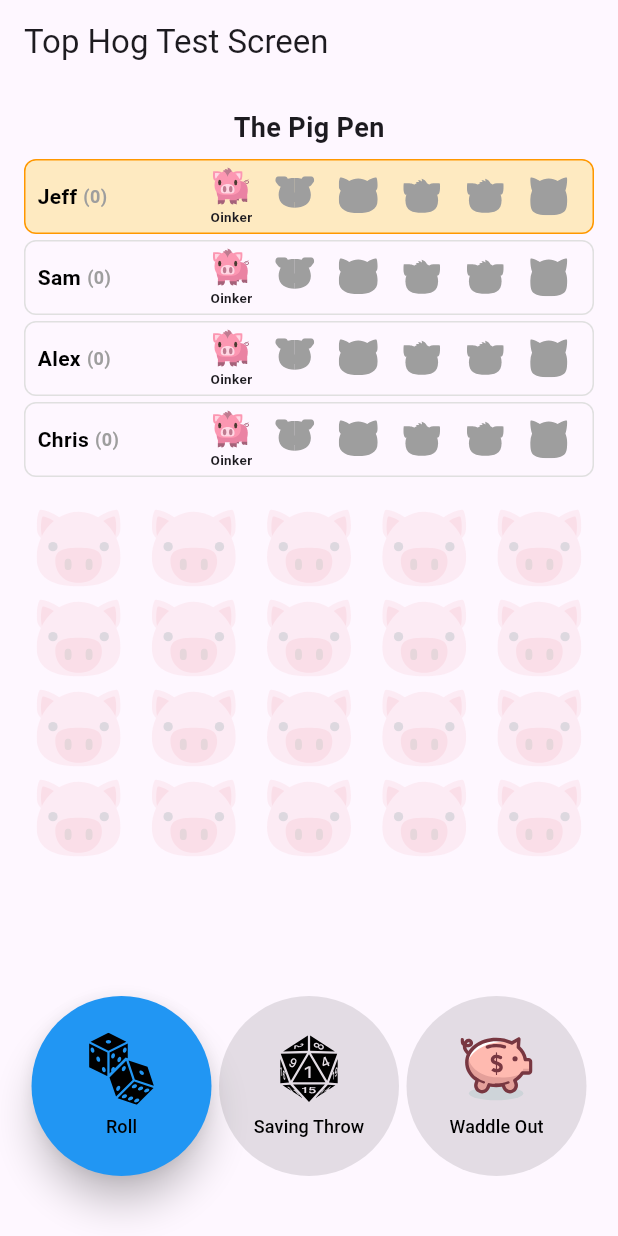
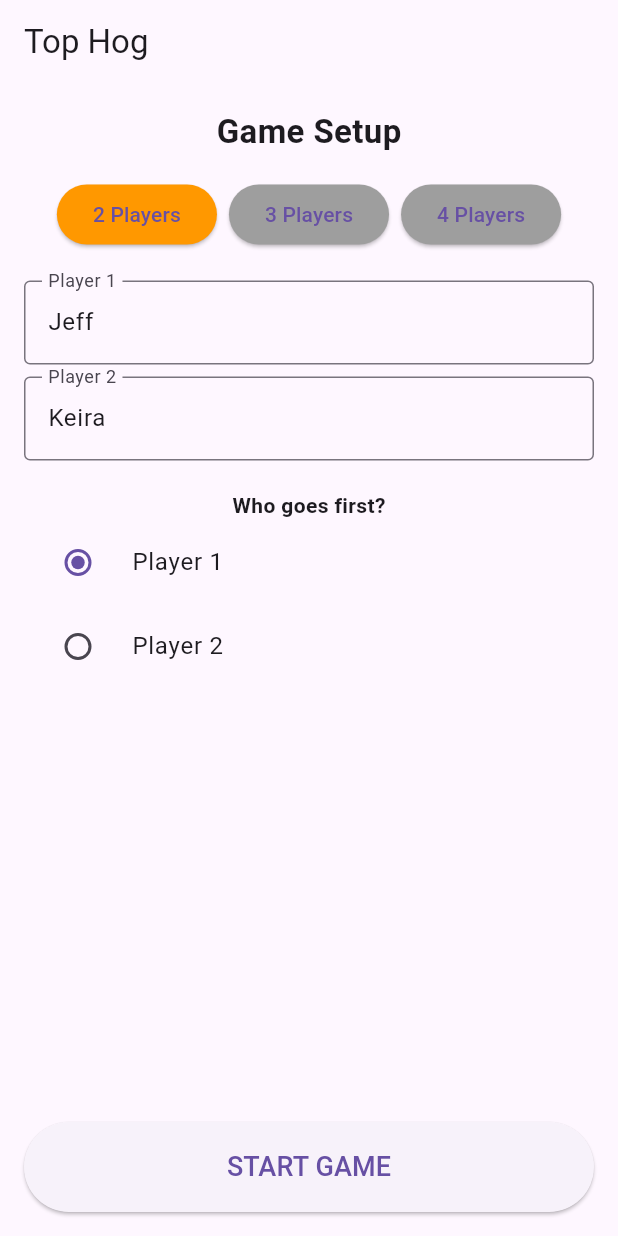
Before and after one commit to jeffhearn71-gif/top_hog_app, a Flutter app: the screen it shows after launch, on a phone screen of 412 x 824 dp. Run offline on Flutter 3.47's test engine with Material 3 defaults, Android fonts, the phone set to English and light mode, and no system bars; our stand-ins replace audioplayers, flutter_svg.

Commit message:
feat: complete gameplay loop, setup flow, summary screen, full sound system

```diff
--- a/lib/application/game_controller.dart
+++ b/lib/application/game_controller.dart
@@ -101,12 +101,18 @@ class GameController extends ChangeNotifier {
   void handlePendingD20(int d20) {
     final turn = state.currentTurn;
     if (turn == null) return;
-
+    final player = state.players.firstWhere((p) => p.trueId == turn.playerId);
     final pendingType = turn.pendingD20Type;
 
     switch (pendingType) {
       case PendingD20Type.positiveSave:
         final survived = rules.survivesPositiveSave(d20);
+
+        if (survived) {
+          player.savesPassed += 1;
+        } else {
+          player.savesFailed += 1;
+        }
 
         turn.rollHistory.add(
           RollEvent(
@@ -138,6 +144,12 @@ class GameController extends ChangeNotifier {
       case PendingD20Type.negativeSave:
         final survived = rules.survivesNegativeSave(d20);
 
+        if (survived) {
+          player.savesPassed += 1;
+        } else {
+          player.savesFailed += 1;
+        }
+
         turn.rollHistory.add(
           RollEvent(
             d20: d20,
@@ -161,6 +173,13 @@ class GameController extends ChangeNotifier {
 
       case PendingD20Type.winningChance:
         final winsImmediately = rules.winsOnWinningChance(d20);
+
+        // ✅ Track glory stats
+        if (winsImmediately) {
+          player.gloryWins += 1;
+        } else {
+          player.gloryFails += 1;
+        }
 
         turn.rollHistory.add(
           RollEvent(
@@ -361,6 +380,13 @@ class GameController extends ChangeNotifier {
       turn.trotterEventsThisTurn += 1;
     }
 
+    final player = state.players.firstWhere((p) => p.trueId == turn.playerId);
+
+    // ✅ Track +1 points only (no trotters)
+    if (normalPoints > 0 && trotterBonus == 0) {
+      player.basicPointsScored += normalPoints;
+    }
+
     turn.canWaddleOut = turn.liveScore > turn.turnStartScore;
 
     turn.rollHistory.add(
--- a/lib/domain/models/player_in_match.dart
+++ b/lib/domain/models/player_in_match.dart
@@ -19,6 +19,12 @@ class PlayerInMatch {
   // Negative achievement
   bool goldenOink;
 
+  int basicPointsScored = 0;
+  int savesPassed = 0;
+  int savesFailed = 0;
+  int gloryWins = 0;
+  int gloryFails = 0;
+
   PlayerInMatch({
     required this.trueId,
     required this.alias,
--- a/lib/main.dart
+++ b/lib/main.dart
@@ -1,6 +1,5 @@
 import 'package:flutter/material.dart';
-
-import 'presentation/screens/game_test_screen.dart';
+import 'presentation/screens/setup_screen.dart';
 
 void main() {
   runApp(const TopHogApp());
@@ -14,7 +13,7 @@ class TopHogApp extends StatelessWidget {
     return MaterialApp(
       title: 'Top Hog',
       theme: ThemeData(primarySwatch: Colors.pink),
-      home: const GameTestScreen(),
+      home: const SetupScreen(),
     );
   }
 }
--- a/lib/presentation/screens/game_test_screen.dart
+++ b/lib/presentation/screens/game_test_screen.dart
@@ -3,14 +3,14 @@ import 'package:flutter_svg/flutter_svg.dart';
 import '../../application/game_controller.dart';
 import '../../domain/enums/game_phase.dart';
 import '../../domain/enums/pending_d20_type.dart';
-import '../../domain/models/match_state.dart';
-import '../../domain/models/player_in_match.dart';
-import '../../domain/models/set_state.dart';
 import '../../domain/models/turn_state.dart';
 import 'package:audioplayers/audioplayers.dart';
+import 'match_summary_screen.dart';
 
 class GameTestScreen extends StatefulWidget {
-  const GameTestScreen({super.key});
+  final GameController controller;
+
+  const GameTestScreen({super.key, required this.controller});
 
   @override
   State<GameTestScreen> createState() => _GameTestScreenState();
@@ -18,6 +18,13 @@ class GameTestScreen extends StatefulWidget {
 
 class _GameTestScreenState extends State<GameTestScreen> {
   late final GameController controller;
+
+  @override
+  void initState() {
+    super.initState();
+
+    controller = widget.controller;
+  }
 
   int? _lastD6A;
   int? _lastD6B;
@@ -27,28 +34,6 @@ class _GameTestScreenState extends State<GameTestScreen> {
 
   final AudioPlayer _rollPlayer = AudioPlayer();
   final AudioPlayer _eventPlayer = AudioPlayer();
-
-  @override
-  void initState() {
-    super.initState();
-
-    final players = [
-      PlayerInMatch(trueId: '1', alias: 'Jeff', playOrder: 1),
-      PlayerInMatch(trueId: '2', alias: 'Sam', playOrder: 2),
-      PlayerInMatch(trueId: '3', alias: 'Alex', playOrder: 3),
-      PlayerInMatch(trueId: '4', alias: 'Chris', playOrder: 4),
-    ];
-
-    final matchState = MatchState(
-      players: players,
-      activePlayerIndex: 0,
-      phase: GamePhase.startTurn,
-      currentSet: SetState(setNumber: 1),
-    );
-
-    controller = GameController(state: matchState);
-    controller.startTurn();
-  }
 
   final rankAssets = [
     'assets/icons/rank0_oinker.svg',
@@ -200,8 +185,23 @@ class _GameTestScreenState extends State<GameTestScreen> {
     }
   }
 
+  void _checkForGameEnd() {
+    if (controller.state.isGameComplete) {
+      WidgetsBinding.instance.addPostFrameCallback((_) {
+        Navigator.pushReplacement(
+          context,
+          MaterialPageRoute(
+            builder: (_) =>
+                MatchSummaryScreen(players: controller.state.players),
+          ),
+        );
+      });
+    }
+  }
+
   @override
   Widget build(BuildContext context) {
+    _checkForGameEnd();
     final turn = controller.state.currentTurn;
     final phase = controller.state.phase;
 
@@ -855,36 +855,21 @@ class _GameTestScreenState extends State<GameTestScreen> {
               ],
             ),
 
-            const SizedBox(height: 24),
+            const SizedBox(height: 12), // ✅ spacing
 
-            if (controller.state.isGameComplete)
-              Card(
-                color: Colors.green.shade100,
-                child: Padding(
-                  padding: const EdgeInsets.all(16),
-                  child: Text(
-                    (() {
-                      final winnerNames = controller.state.winnerIds.map((id) {
-                        final player = controller.state.players.firstWhere(
-                          (p) => p.trueId == id,
-                        );
-                        return player.alias;
-                      }).toList();
+            ElevatedButton(
+              onPressed: () {
+                setState(() {
+                  controller.state.isGameComplete = true;
 
-                      if (winnerNames.length == 1) {
-                        return '${winnerNames.first} is Top Hog!';
-                      }
-
-                      return '${winnerNames.join(' & ')} are Top Hogs!';
-                    })(),
-                    style: const TextStyle(
-                      fontSize: 18,
-                      fontWeight: FontWeight.bold,
-                    ),
-                    textAlign: TextAlign.center,
-                  ),
-                ),
-              ),
+                  controller.state.winnerIds = [
+                    controller.state.players.first.trueId,
+                  ];
+                });
+              },
+              style: ElevatedButton.styleFrom(backgroundColor: Colors.red),
+              child: const Text('DEV: End Game'),
+            ),
           ],
         ),
       ),
--- /dev/null
+++ b/lib/presentation/screens/setup_screen.dart
@@ -0,0 +1,159 @@
+import 'package:flutter/material.dart';
+import '../../application/game_controller.dart';
+import '../../domain/enums/game_phase.dart';
+import '../../domain/models/match_state.dart';
+import '../../domain/models/player_in_match.dart';
+import '../../domain/models/set_state.dart';
+import 'game_test_screen.dart';
+
+class SetupScreen extends StatefulWidget {
+  const SetupScreen({super.key});
+
+  @override
+  State<SetupScreen> createState() => _SetupScreenState();
+}
+
+class _SetupScreenState extends State<SetupScreen> {
+  int playerCount = 2;
+  int startingPlayerIndex = 0;
+
+  final defaultNames = ['Jeff', 'Keira', 'Meredith', 'Dan'];
+  late List<TextEditingController> controllers;
+
+  @override
+  void initState() {
+    super.initState();
+
+    controllers = List.generate(
+      4,
+      (index) => TextEditingController(text: defaultNames[index]),
+    );
+  }
+
+  void _startGame() {
+    final players = List.generate(playerCount, (index) {
+      return PlayerInMatch(
+        trueId: '${index + 1}',
+        alias: controllers[index].text.trim().isEmpty
+            ? defaultNames[index]
+            : controllers[index].text.trim(),
+        playOrder: index + 1,
+      );
+    });
+
+    final matchState = MatchState(
+      players: players,
+      activePlayerIndex: startingPlayerIndex,
+      phase: GamePhase.startTurn,
+      currentSet: SetState(setNumber: 1),
+    );
+
+    final controller = GameController(state: matchState);
+
+    // ✅ Start the first turn before navigating
+    controller.startTurn();
+
+    Navigator.pushReplacement(
+      context,
+      MaterialPageRoute(builder: (_) => GameTestScreen(controller: controller)),
+    );
+  }
+
+  @override
+  Widget build(BuildContext context) {
+    return Scaffold(
+      appBar: AppBar(title: const Text('Top Hog')),
+      body: Padding(
+        padding: const EdgeInsets.all(16),
+        child: Column(
+          children: [
+            const Text(
+              'Game Setup',
+              style: TextStyle(fontSize: 22, fontWeight: FontWeight.bold),
+            ),
+
+            const SizedBox(height: 16),
+
+            // ✅ Player count
+            Row(
+              mainAxisAlignment: MainAxisAlignment.center,
+              children: [2, 3, 4].map((count) {
+                return Padding(
+                  padding: const EdgeInsets.symmetric(horizontal: 4),
+                  child: ElevatedButton(
+                    onPressed: () {
+                      setState(() {
+                        playerCount = count;
+                        if (startingPlayerIndex >= playerCount) {
+                          startingPlayerIndex = 0;
+                        }
+                      });
+                    },
+                    child: Text('$count Players'),
+                    style: ElevatedButton.styleFrom(
+                      backgroundColor: playerCount == count
+                          ? Colors.orange
+                          : Colors.grey,
+                    ),
+                  ),
+                );
+              }).toList(),
+            ),
+
+            const SizedBox(height: 16),
+
+            // ✅ Name inputs
+            Column(
+              children: List.generate(playerCount, (index) {
+                return Padding(
+                  padding: const EdgeInsets.symmetric(vertical: 4),
+                  child: TextField(
+                    controller: controllers[index],
+                    decoration: InputDecoration(
+                      labelText: 'Player ${index + 1}',
+                      border: const OutlineInputBorder(),
+                    ),
+                  ),
+                );
+              }),
+            ),
+
+            const SizedBox(height: 16),
+
+            // ✅ Who goes first
+            const Text(
+              'Who goes first?',
+              style: TextStyle(fontWeight: FontWeight.bold),
+            ),
+
+            Column(
+              children: List.generate(playerCount, (index) {
+                return RadioListTile<int>(
+                  title: Text('Player ${index + 1}'),
+                  value: index,
+                  groupValue: startingPlayerIndex,
+                  onChanged: (value) {
+                    setState(() {
+                      startingPlayerIndex = value!;
+                    });
+                  },
+                );
+              }),
+            ),
+
+            const Spacer(),
+
+            // ✅ Start button
+            ElevatedButton(
+              onPressed: _startGame,
+              style: ElevatedButton.styleFrom(
+                minimumSize: const Size.fromHeight(60),
+              ),
+              child: const Text('START GAME', style: TextStyle(fontSize: 18)),
+            ),
+          ],
+        ),
+      ),
+    );
+  }
+}
```
Also changed, not shown: lib/presentation/screens/match_summary_screen.dart (added, +93 -0 lines), 1 other file.
